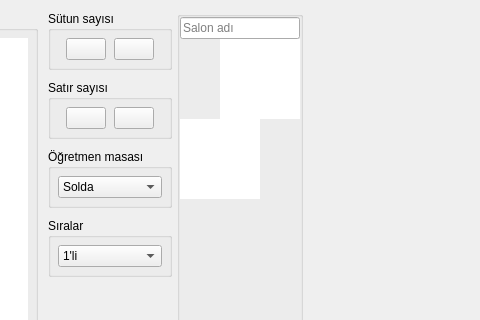
This is Forms/salonlar_frame.ui in yoseidonn/Kelebek-App as Qt 5 draws it before an edit; both pictures show x 249 to 729 and y 0 to 320 of the 889 by 717 pixel window. The edited form follows.
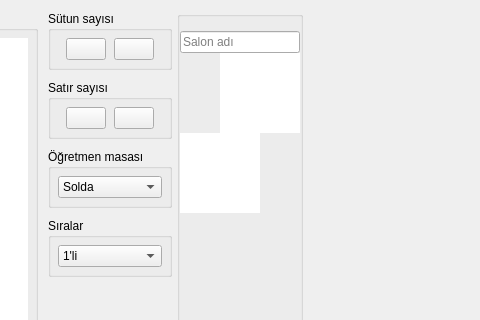
This is the edited form.

```diff
--- a/Forms/salonlar_frame.ui
+++ b/Forms/salonlar_frame.ui
@@ -410,6 +410,16 @@
             <property name="bottomMargin">
              <number>0</number>
             </property>
+            <item>
+             <widget class="QLabel" name="label">
+              <property name="styleSheet">
+               <string notr="true">color: rgb(246, 97, 81);</string>
+              </property>
+              <property name="text">
+               <string/>
+              </property>
+             </widget>
+            </item>
             <item>
              <widget class="QLineEdit" name="salonNameIn">
               <property name="text">
```
